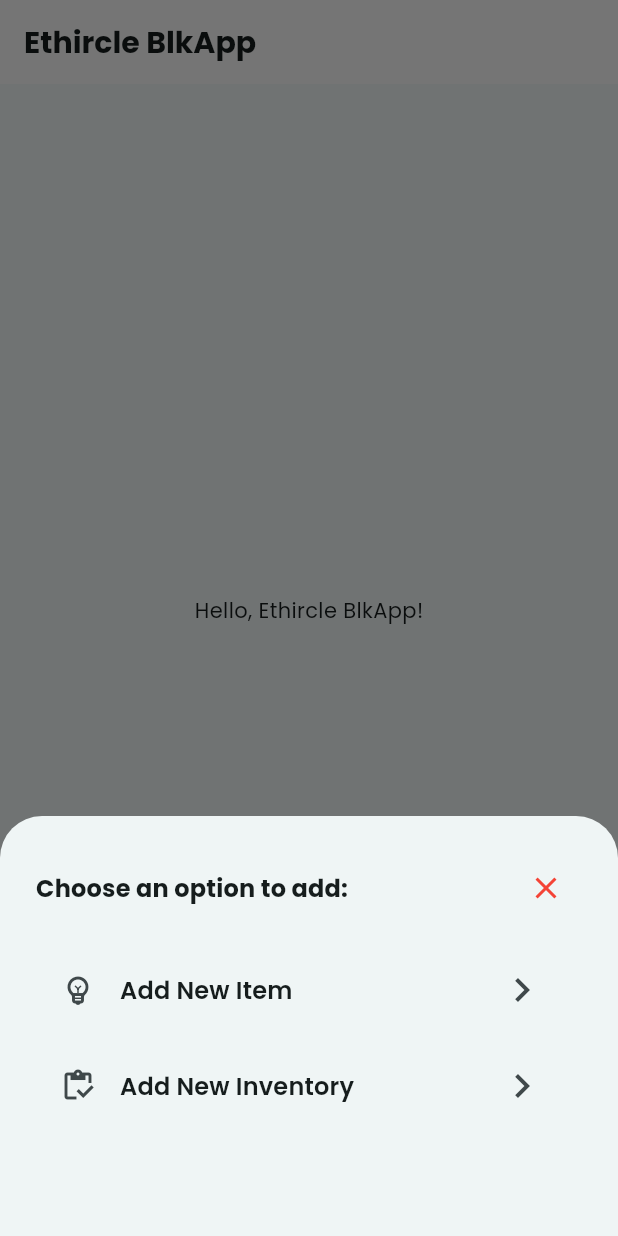
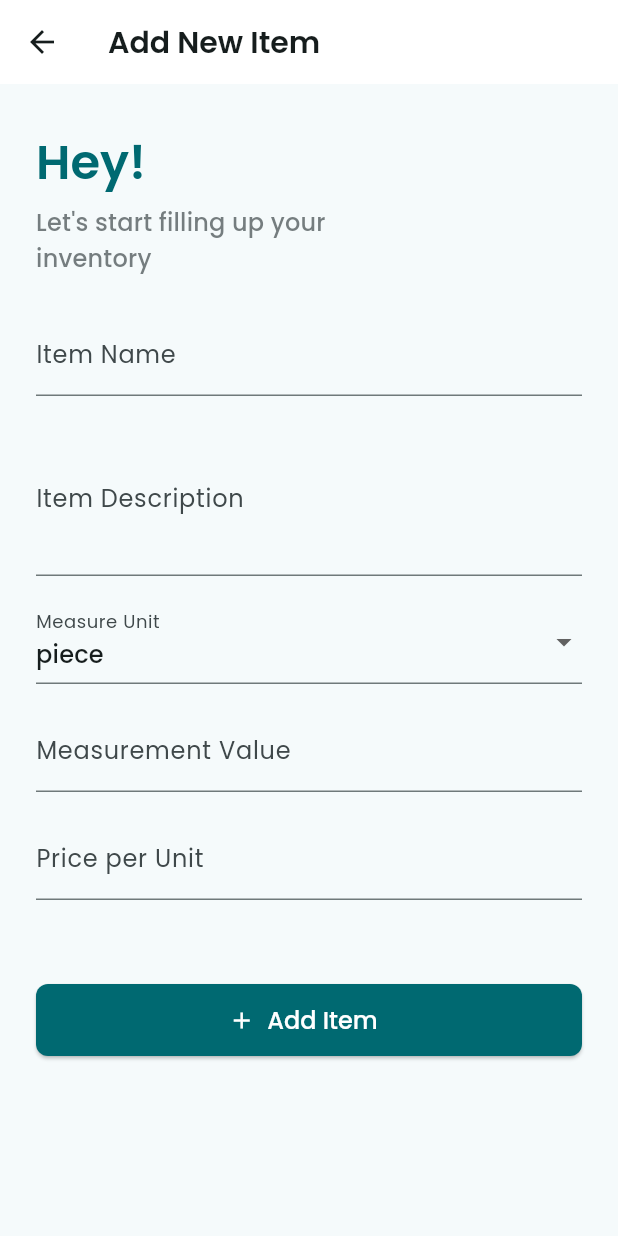
Before and after one commit to faruqonaayo/ethircle_blk_app, a Flutter app: the screen it shows after launch, item 2 of the bottom bar chosen, after a tap on "Add New Item", on a phone screen of 412 x 824 dp. Run offline on Flutter 3.47's test engine with Material 3 defaults, Android fonts, the phone set to English and light mode, and no system bars; our stand-ins replace go_router, google_fonts.

Commit message:
ADD item addition feature with ItemForm and integrate with navigation

```diff
--- /dev/null
+++ b/lib/data/models/measure_unit.dart
@@ -0,0 +1 @@
+enum MeasureUnit { piece, kilogram, liter, meter, box, packet, lbs }
--- a/lib/main.dart
+++ b/lib/main.dart
@@ -2,6 +2,7 @@ import 'package:flutter/material.dart';
 import 'package:go_router/go_router.dart';
 import 'package:google_fonts/google_fonts.dart';
 
+import 'package:ethircle_blk_app/screens/item_form.dart';
 import 'package:ethircle_blk_app/app_layout.dart';
 
 void main() {
@@ -23,7 +24,10 @@ class BlkApp extends StatelessWidget {
 
   final router = GoRouter(
     initialLocation: "/",
-    routes: [GoRoute(path: "/", builder: (ctx, state) => AppLayout())],
+    routes: [
+      GoRoute(path: "/", builder: (ctx, state) => AppLayout()),
+      GoRoute(path: "/new-item", builder: (ctx, state) => ItemForm()),
+    ],
   );
 
   @override
@@ -50,10 +54,21 @@ class BlkApp extends StatelessWidget {
         selectedItemColor: colorScheme.primary,
         unselectedItemColor: colorScheme.onSurfaceVariant,
       ),
+      elevatedButtonTheme: ElevatedButtonThemeData(
+        style: ElevatedButton.styleFrom(
+          backgroundColor: colorScheme.primary,
+          foregroundColor: colorScheme.onPrimary,
+          textStyle: GoogleFonts.poppins(
+            fontSize: 16,
+            fontWeight: FontWeight.w500,
+          ),
+          shape: RoundedRectangleBorder(borderRadius: BorderRadius.circular(8)),
+        ),
+      ),
       textTheme: GoogleFonts.poppinsTextTheme().copyWith(
         titleLarge: GoogleFonts.poppins(
           fontSize: 20,
-          fontWeight: FontWeight.w700,
+          fontWeight: FontWeight.w600,
           color: colorScheme.onSurface,
         ),
         titleMedium: GoogleFonts.poppins(
--- /dev/null
+++ b/lib/screens/item_form.dart
@@ -0,0 +1,106 @@
+import 'package:flutter/material.dart';
+
+import 'package:ethircle_blk_app/data/models/measure_unit.dart';
+import 'package:ethircle_blk_app/widgets/input_field.dart';
+
+class ItemForm extends StatefulWidget {
+  const ItemForm({super.key});
+
+  @override
+  State<ItemForm> createState() => _ItemFormState();
+}
+
+class _ItemFormState extends State<ItemForm> {
+  var _selectedUnit = MeasureUnit.values.first.name;
+
+  @override
+  Widget build(BuildContext context) {
+    return Scaffold(
+      appBar: AppBar(title: Text('Add New Item')),
+      body: ListView(
+        padding: EdgeInsets.symmetric(horizontal: 24, vertical: 32),
+        children: [
+          pageHeader(context),
+          SizedBox(height: 24),
+          pageForm(context),
+        ],
+      ),
+    );
+  }
+
+  Widget pageHeader(BuildContext context) {
+    final textTheme = Theme.of(context).textTheme;
+    final colorScheme = Theme.of(context).colorScheme;
+    return Column(
+      crossAxisAlignment: CrossAxisAlignment.start,
+      mainAxisSize: MainAxisSize.min,
+      children: [
+        Text(
+          "Hey!",
+          style: textTheme.headlineLarge!.copyWith(
+            color: colorScheme.primary,
+            fontWeight: FontWeight.w600,
+          ),
+        ),
+        SizedBox(height: 8),
+        Text(
+          "Let's start filling up your \ninventory ",
+          style: textTheme.titleMedium!.copyWith(
+            color: colorScheme.onSurfaceVariant.withValues(alpha: 0.7),
+          ),
+        ),
+      ],
+    );
+  }
+
+  Widget pageForm(BuildContext context) {
+    final colorScheme = Theme.of(context).colorScheme;
+    return Form(
+      child: Column(
+        crossAxisAlignment: CrossAxisAlignment.start,
+        spacing: 16,
+        children: [
+          InputField(label: "Item Name"),
+          InputField(minLines: 3, maxLines: 5, label: "Item Description"),
+          DropdownButtonFormField(
+            initialValue: _selectedUnit,
+            decoration: InputDecoration(labelText: "Measure Unit"),
+            dropdownColor: colorScheme.primaryContainer,
+
+            items: MeasureUnit.values
+                .map((unit) => buildDropdownItem(unit.name))
+                .toList(),
+            onChanged: (value) {
+              setState(() {
+                _selectedUnit = value!;
+              });
+            },
+          ),
+          InputField(
+            keyboardType: TextInputType.number,
+            label: "Measurement Value",
+          ),
+          InputField(
+            keyboardType: TextInputType.number,
+            label: "Price per Unit",
+            prefixText: "\$ ",
+          ),
+
+          const SizedBox(height: 24),
+          ElevatedButton.icon(
+            onPressed: () {},
+            style: ElevatedButton.styleFrom(
+              minimumSize: Size(double.infinity, 48),
+            ),
+            label: Text("Add Item"),
+            icon: Icon(Icons.add),
+          ),
+        ],
+      ),
+    );
+  }
+
+  DropdownMenuItem buildDropdownItem(String text) {
+    return DropdownMenuItem(value: text, child: Text(text));
+  }
+}
--- a/lib/widgets/add_options.dart
+++ b/lib/widgets/add_options.dart
@@ -1,4 +1,5 @@
 import 'package:flutter/material.dart';
+import 'package:go_router/go_router.dart';
 
 class AddOptions extends StatelessWidget {
   const AddOptions({super.key});
@@ -25,7 +26,10 @@ class AddOptions extends StatelessWidget {
             shape: RoundedRectangleBorder(
               borderRadius: BorderRadius.circular(8),
             ),
-            onTap: () {},
+            onTap: () {
+              Navigator.of(context).pop();
+              context.push("/new-item");
+            },
           ),
           const SizedBox(height: 8),
           ListTile(
--- /dev/null
+++ b/lib/widgets/input_field.dart
@@ -0,0 +1,31 @@
+import 'package:flutter/material.dart';
+
+class InputField extends StatelessWidget {
+  const InputField({
+    super.key,
+    this.controller,
+    this.label,
+    this.prefixText,
+    this.keyboardType,
+    this.minLines = 1,
+    this.maxLines = 1,
+  });
+
+  final TextEditingController? controller;
+  final String? label;
+  final String? prefixText;
+  final TextInputType? keyboardType;
+  final int minLines;
+  final int maxLines;
+
+  @override
+  Widget build(BuildContext context) {
+    return TextFormField(
+      controller: controller,
+      keyboardType: keyboardType,
+      minLines: minLines,
+      maxLines: maxLines,
+      decoration: InputDecoration(labelText: label, prefixText: prefixText),
+    );
+  }
+}
```
